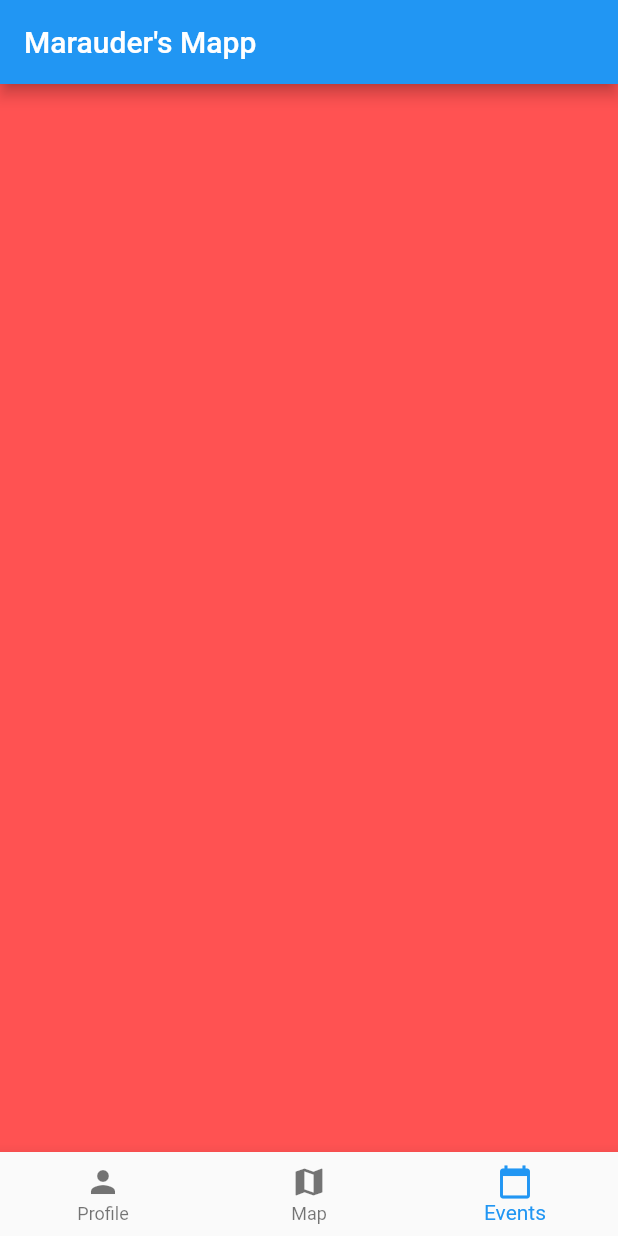
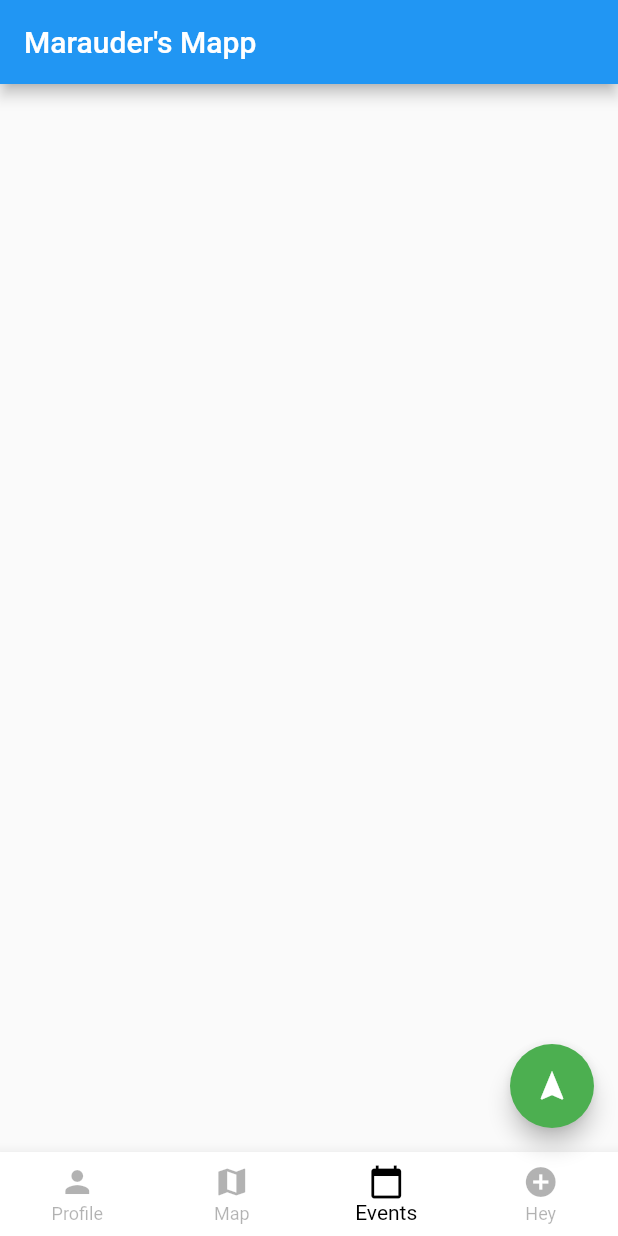
Before and after one commit to softeng-feup/open-cx-batatas, a Flutter app: the screen it shows after launch, item 3 of the bottom bar chosen, on a phone screen of 412 x 824 dp. Run offline on Flutter 3.47's test engine with Material 2 defaults, Android fonts, the phone set to English and light mode, and no system bars; missing offline and left inert: matrix_gesture_detector.

Commit message:
started all events list

```diff
--- a/frontend/lib/eventsPage.dart
+++ b/frontend/lib/eventsPage.dart
@@ -2,9 +2,47 @@ import 'package:flutter/material.dart';
 
 class EventsPage extends StatelessWidget {
   @override
-  Widget build(BuildContext context) { //"draw" method
+  Widget build(BuildContext context) {
+    //"draw" method
     return Container(
-      color: Colors.redAccent,
+      child: Row(
+        children: <Widget>[
+          Row(
+            children: <Widget>[
+              Center(),
+            ],
+          ),
+        ],
+      ),
     );
   }
 }
+
+/*
+  child: Row(
+        children: [
+          // 2 children
+              Row(
+            children: [
+              floatingActionButton: FloatingActionButton(
+        onPressed: () {
+          // Add your onPressed code here!
+        },
+        child: Icon(Icons.navigation),
+        backgroundColor: Colors.green,
+                ),
+
+          ],),
+          Text(
+        '170 ws',
+        style: TextStyle(
+          color: Colors.black,
+          fontWeight: FontWeight.w800,
+          fontFamily: 'Roboto',
+          letterSpacing: 0.5,
+          fontSize: 20,
+        ),
+        ),
+        ],
+      ),
+*/
--- a/frontend/lib/main.dart
+++ b/frontend/lib/main.dart
@@ -1,7 +1,9 @@
 import 'package:flutter/material.dart';
+import 'package:flutter/widgets.dart';
 import 'profilePage.dart';
 import 'mapPage.dart';
 import 'eventsPage.dart';
+import 'allEventsPage.dart';
 
 void main() => runApp(MyApp());
 
@@ -51,7 +53,8 @@ class _MyHomePageState extends State<MyHomePage> {
   final List<Widget> _children = [
     ProfilePage(),
     MapPage(),
-    EventsPage()
+    EventsPage(),
+    AllEventsPage(),
   ];
 
   @override
@@ -69,9 +72,22 @@ class _MyHomePageState extends State<MyHomePage> {
         title: Text(widget.title),
       ),
       body: _children[_currentIndex],
+      floatingActionButton: FloatingActionButton(
+        onPressed: () {
+          // Add your onPressed code here!
+        },
+        child: Icon(Icons.navigation),
+        backgroundColor: Colors.green,
+      ),
       bottomNavigationBar: BottomNavigationBar(
         onTap: changePage,
-        currentIndex: _currentIndex, // this will be set when a new tab is tapped
+        type: BottomNavigationBarType
+            .fixed, // isto foi a correção: https://github.com/flutter/flutter/issues/13642
+        selectedItemColor: new Color.fromRGBO(0, 0, 0, 1.0),
+        unselectedItemColor: new Color.fromRGBO(0, 0, 0, 0.3),
+        backgroundColor: new Color.fromRGBO(255, 255, 255, 1.0),
+        currentIndex:
+            _currentIndex, // this will be set when a new tab is tapped
         items: [
           BottomNavigationBarItem(
             icon: new Icon(Icons.person),
@@ -82,9 +98,13 @@ class _MyHomePageState extends State<MyHomePage> {
             title: new Text('Map'),
           ),
           BottomNavigationBarItem(
-              icon: Icon(Icons.calendar_today),
-              title: Text('Events')
-          )
+            icon: new Icon(Icons.calendar_today),
+            title: new Text('Events'),
+          ),
+          BottomNavigationBarItem(
+            icon: new Icon(Icons.add_circle),
+            title: new Text('Hey'),
+          ),
         ],
       ),
     );
```
Also changed, not shown: frontend/lib/allEventsPage.dart (added, +56 -0 lines), frontend/lib/mapPage.dart (+7 -12 lines).
